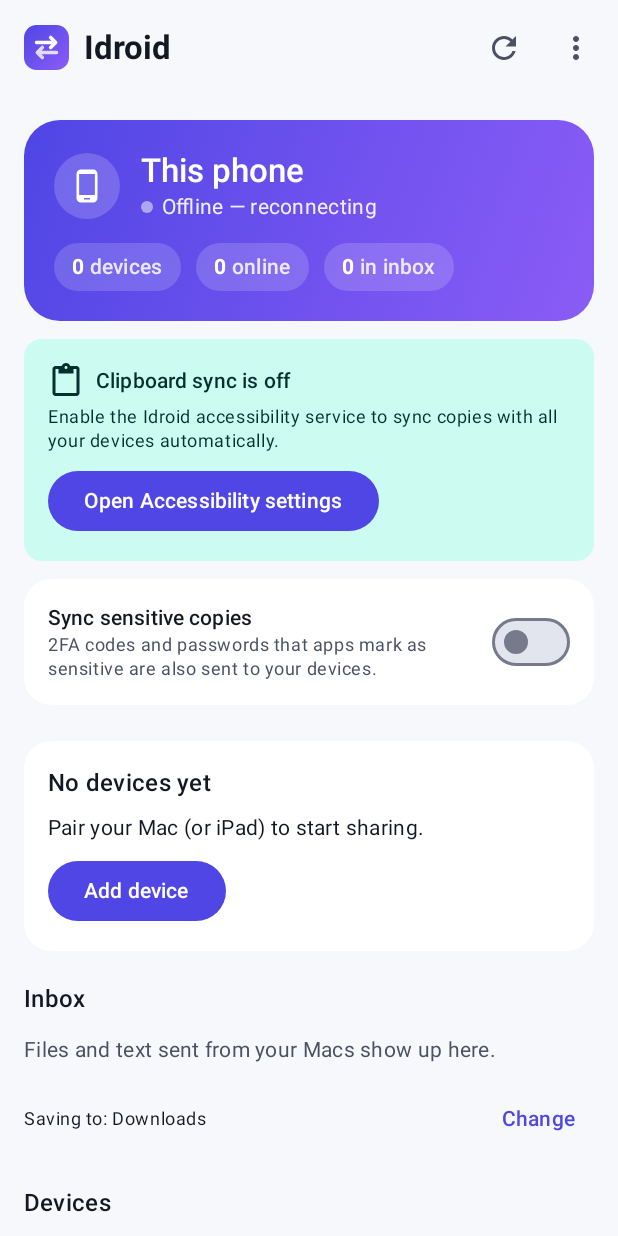
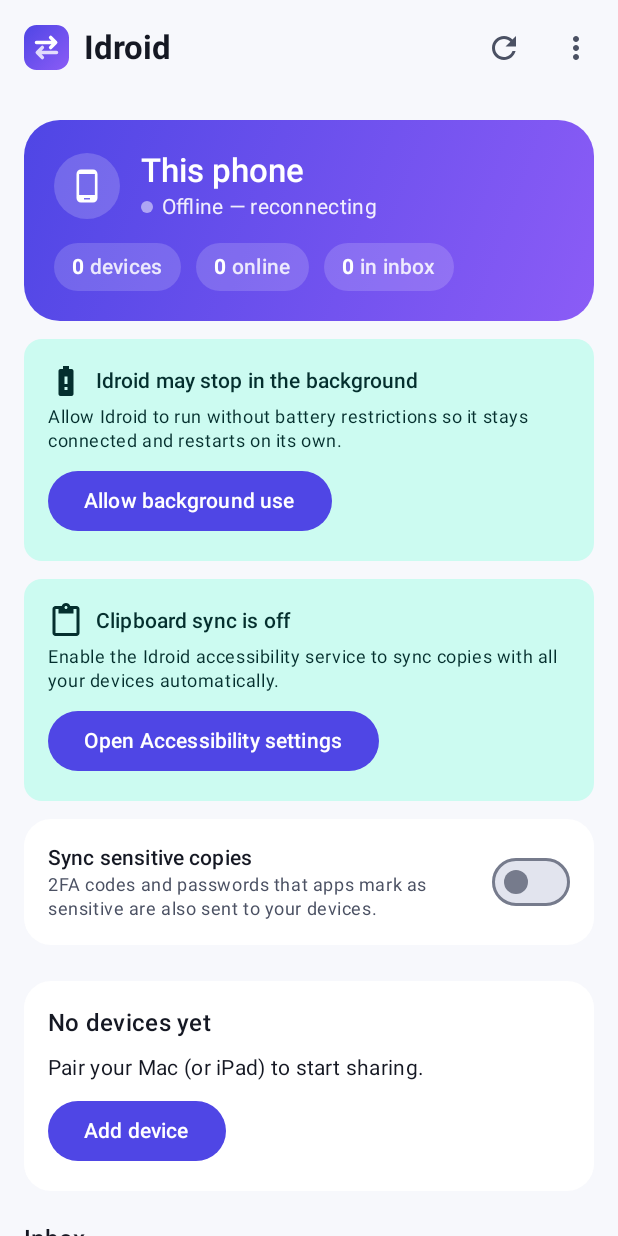
Before and after one commit to guicabrera/Idroid, an Android app built with Jetpack Compose: the composable HomeScreen shown on its own in the app's theme, on a phone screen of 412 x 824 dp. Run offline under Robolectric (Android 15) with nearby library versions, the phone set to English and light mode, and no system bars; pictures from the network do not load; 3 statements that could not run were skipped.

Commit message:
fix(android): manter o sync rodando — specialUse, boot, isenção de bateria e religar ao tirar dos recentes; script de release
Co-Authored-By: Claude Opus 5.5 <noreply@anthropic.com>

```diff
--- a/android/app/src/main/java/com/idroid/app/MainActivity.kt
+++ b/android/app/src/main/java/com/idroid/app/MainActivity.kt
@@ -12,7 +12,6 @@ import androidx.activity.viewModels
 import androidx.compose.runtime.getValue
 import androidx.compose.runtime.mutableStateOf
 import androidx.compose.runtime.setValue
-import androidx.core.content.ContextCompat
 import androidx.lifecycle.compose.collectAsStateWithLifecycle
 import com.idroid.app.data.PairingLink
 import com.idroid.app.data.PeerDevice
@@ -114,9 +113,7 @@ class MainActivity : ComponentActivity() {
         pendingPairingLink = link
     }
 
-    private fun startSyncService() {
-        ContextCompat.startForegroundService(this, Intent(this, RelaySyncService::class.java))
-    }
+    private fun startSyncService() = RelaySyncService.start(this)
 
     private fun requestNotificationPermissionIfNeeded() {
         if (Build.VERSION.SDK_INT < Build.VERSION_CODES.TIRAMISU) return
--- a/android/app/src/main/java/com/idroid/app/service/ClipboardAccessibilityService.kt
+++ b/android/app/src/main/java/com/idroid/app/service/ClipboardAccessibilityService.kt
@@ -35,6 +35,9 @@ class ClipboardAccessibilityService : AccessibilityService() {
         super.onServiceConnected()
         clipboardManager = getSystemService(ClipboardManager::class.java)
         clipboardManager.addPrimaryClipChangedListener(listener)
+        // The system rebinds an enabled accessibility service whenever the
+        // process dies, so this revives the relay connection too.
+        RelaySyncService.start(this)
     }
 
     override fun onDestroy() {
--- a/android/app/src/main/java/com/idroid/app/ui/HomeScreen.kt
+++ b/android/app/src/main/java/com/idroid/app/ui/HomeScreen.kt
@@ -1,6 +1,10 @@
 package com.idroid.app.ui
 
+import android.annotation.SuppressLint
+import android.content.Context
 import android.content.Intent
+import android.net.Uri
+import android.os.PowerManager
 import android.provider.Settings
 import androidx.activity.compose.rememberLauncherForActivityResult
 import androidx.activity.result.contract.ActivityResultContracts
@@ -24,6 +28,7 @@ import androidx.compose.foundation.shape.RoundedCornerShape
 import androidx.compose.material.icons.Icons
 import androidx.compose.material.icons.filled.Add
 import androidx.compose.material.icons.filled.AttachFile
+import androidx.compose.material.icons.filled.BatteryAlert
 import androidx.compose.material.icons.filled.Close
 import androidx.compose.material.icons.filled.Computer
 import androidx.compose.material.icons.filled.ContentPaste
@@ -143,6 +148,8 @@ fun HomeScreen(
             verticalArrangement = Arrangement.spacedBy(12.dp),
         ) {
             item { StatusHeader(uiState) }
+
+            item { BackgroundRunStatusCard() }
 
             item { ClipboardSyncStatusCard() }
 
@@ -479,6 +486,57 @@ private fun PeerDevice.icon(): ImageVector {
 }
 
 /**
+ * With battery optimization on, Android (and OEM task killers on top of it)
+ * stops RelaySyncService and blocks restarting it from the background, so
+ * nothing arrives until the app is opened again. Asks once per resume until
+ * the user exempts the app.
+ */
+@SuppressLint("BatteryLife") // sideloaded, not distributed through Play
+@Composable
+private fun BackgroundRunStatusCard() {
+    val context = LocalContext.current
+    var exempt by remember { mutableStateOf(isIgnoringBatteryOptimizations(context)) }
+
+    val lifecycleOwner = LocalLifecycleOwner.current
+    DisposableEffect(lifecycleOwner) {
+        val observer = LifecycleEventObserver { _, event ->
+            if (event == Lifecycle.Event.ON_RESUME) exempt = isIgnoringBatteryOptimizations(context)
+        }
+        lifecycleOwner.lifecycle.addObserver(observer)
+        onDispose { lifecycleOwner.lifecycle.removeObserver(observer) }
+    }
+
+    if (exempt) return
+
+    Card(
+        modifier = Modifier.fillMaxWidth(),
+        colors = CardDefaults.cardColors(containerColor = MaterialTheme.colorScheme.secondaryContainer),
+    ) {
+        Column(modifier = Modifier.padding(16.dp)) {
+            Row(verticalAlignment = Alignment.CenterVertically) {
+                Icon(Icons.Filled.BatteryAlert, contentDescription = null)
+                Text("Idroid may stop in the background", style = MaterialTheme.typography.titleSmall, modifier = Modifier.padding(start = 8.dp))
+            }
+            Text(
+                "Allow Idroid to run without battery restrictions so it stays connected and restarts on its own.",
+                style = MaterialTheme.typography.bodySmall,
+                modifier = Modifier.padding(top = 4.dp, bottom = 8.dp),
+            )
+            Button(onClick = {
+                val request = Intent(Settings.ACTION_REQUEST_IGNORE_BATTERY_OPTIMIZATIONS, Uri.parse("package:${context.packageName}"))
+                runCatching { context.startActivity(request) }
+                    .onFailure { context.startActivity(Intent(Settings.ACTION_IGNORE_BATTERY_OPTIMIZATION_SETTINGS)) }
+            }) {
+                Text("Allow background use")
+            }
+        }
+    }
+}
+
+private fun isIgnoringBatteryOptimizations(context: Context): Boolean =
+    context.getSystemService(PowerManager::class.java).isIgnoringBatteryOptimizations(context.packageName)
+
+/**
  * Automatic clipboard sync (ADR-0002) needs the Accessibility Service
  * enabled once in system Settings — it can't be requested like a normal
  * runtime permission. This card surfaces whether that's done yet, and
```
Also changed, not shown: android/app/src/main/AndroidManifest.xml (+21 -2 lines), android/app/src/main/java/com/idroid/app/service/BootReceiver.kt (added, +14 -0 lines), android/app/src/main/java/com/idroid/app/service/RelaySyncService.kt (+105 -18 lines), 1 other file.
